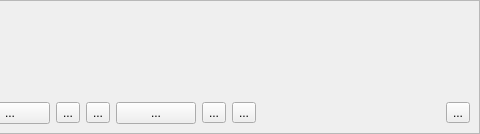
ConservationInternational/trends.earth, file LDMP/gui/WidgetDatasetItem.ui: the form before one commit; both pictures show x 233 to 713 and y 0 to 134 of the 713 by 134 pixel window.
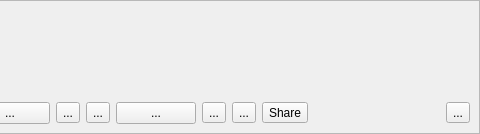
The form after the commit.

Commit message: Improve webmap share dataset selection

```diff
--- a/LDMP/gui/WidgetDatasetItem.ui
+++ b/LDMP/gui/WidgetDatasetItem.ui
@@ -257,6 +257,16 @@
               </property>
              </widget>
             </item>
+            <item>
+             <widget class="QToolButton" name="share_tb">
+              <property name="toolTip">
+               <string>Share selected dataset outputs in a web map</string>
+              </property>
+              <property name="text">
+               <string>Share</string>
+              </property>
+             </widget>
+            </item>
             <item>
              <spacer name="horizontalSpacer">
               <property name="orientation">
```
The commit also changes 13 other files.
